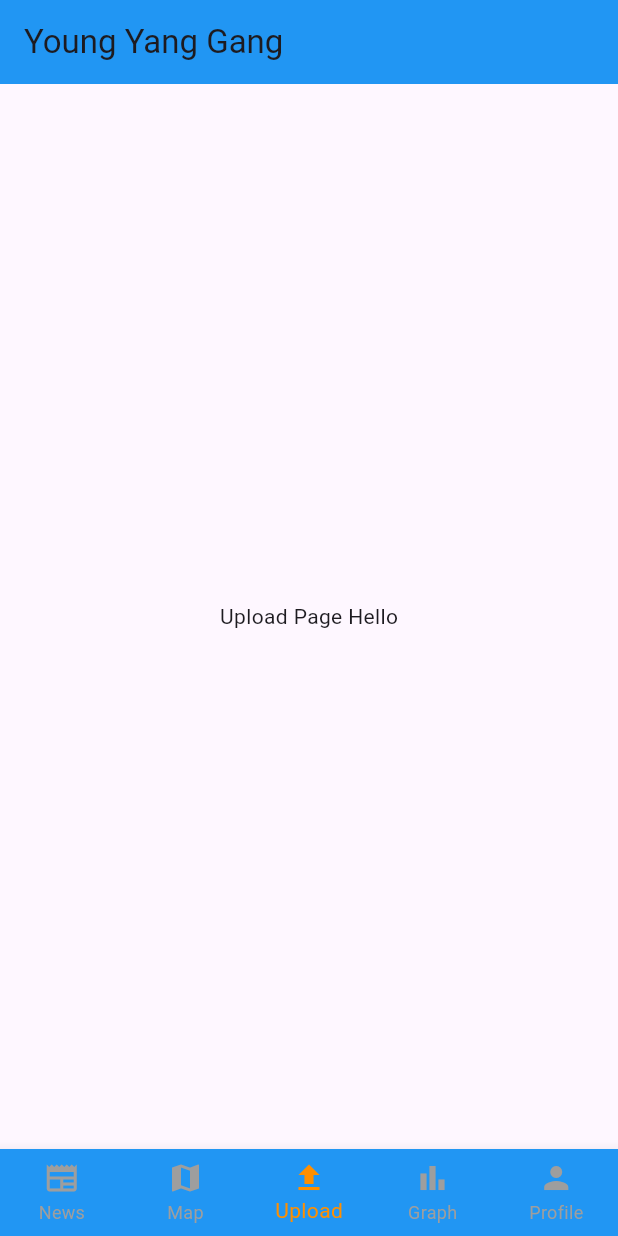
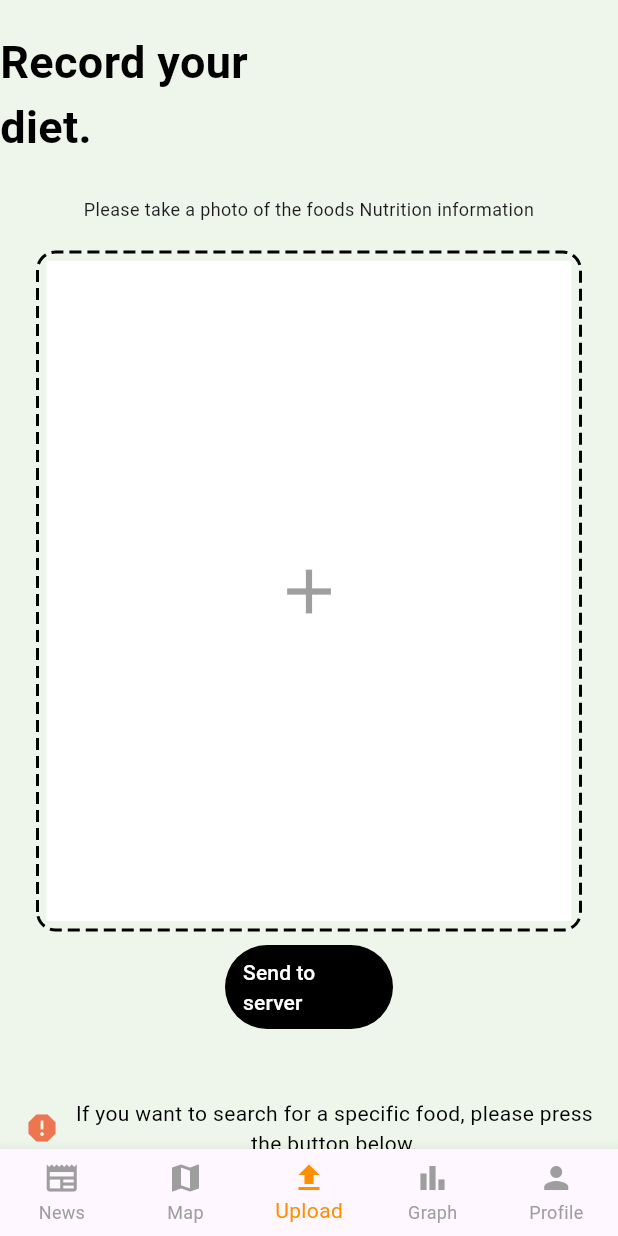
Before and after one commit to neoman-omyeon-go/Bigsasimi_FrontEnd, a Flutter app: the uploadScreen screen opened directly, on a phone screen of 412 x 824 dp. Run offline on Flutter 3.47's test engine with Material 3 defaults, Android fonts, the phone set to English and light mode, and no system bars; drawn by our look-alikes of dotted_border; our stand-ins replace dio, flutter_native_splash, flutter_secure_storage, fluttertoast, image_picker; accounts and stored records are empty.

Commit message:
Profile,Upload1 ProtoType Done

```diff
--- a/lib/profile.dart
+++ b/lib/profile.dart
@@ -23,10 +23,10 @@ class _ProfileState extends State<Profile> {
           onTap: _editProfilePicture,
           child: CircleAvatar(
             radius: 80, // 원하는 크기로 설정하세요.
-            backgroundColor: Colors.grey[200], // 아바타 배경색 지정
+            backgroundColor: Colors.grey[600], // 아바타 배경색 지정
             child: _image != null
                 ? ClipOval(child: Image.file(_image!, fit: BoxFit.cover, width: 160, height: 160)) // 이미지가 있는 경우
-                : Icon(Icons.person, size: 80), // 이미지가 없는 경우 아이콘 표시
+                : Icon(Icons.person, size: 100, color: Colors.white,), // 이미지가 없는 경우 아이콘 표시
           ),
         ),
           SizedBox(height: 10),
@@ -44,21 +44,21 @@ class _ProfileState extends State<Profile> {
                 ),
                 ProfileSectionButton(
                   title: 'Chronic Illnesses',
-                  color: Colors.lightBlueAccent,
+                  color: Colors.lightBlue.shade100,
                   // onTap: () {
                   //   // Chronic Illnesses 섹션의 Edit 버튼을 클릭했을 때의 로직
                   // },
                 ),
                 ProfileSectionButton(
                   title: 'Allergies',
-                  color: Colors.pinkAccent,
+                  color: Colors.pink.shade100,
                   // onTap: () {
                   //   // Allergies 섹션의 Edit 버튼을 클릭했을 때의 로직
                   // },
                 ),
                 ProfileSectionButton(
                   title: 'Desired daily intake',
-                  color: Colors.orangeAccent,
+                  color: Colors.orange.shade100,
                   // onTap: () {
                   //   // Desired daily intake 섹션의 Edit 버튼을 클릭했을 때의 로직
                   // },
--- a/lib/upload.dart
+++ b/lib/upload.dart
@@ -1,9 +1,13 @@
 import 'package:capstone/intakenGraph.dart';
 import 'package:capstone/localMapRestaurant.dart';
 import 'package:capstone/todaysNews.dart';
+import 'package:capstone/upload2.dart';
+import 'package:dotted_border/dotted_border.dart';
 import 'package:flutter/material.dart';
 import 'package:fluttertoast/fluttertoast.dart';
 import 'profile.dart';
+import 'package:image_picker/image_picker.dart';
+import 'dart:io';
 //처음 화면 초기화시에, 로그인 성공~ 하면서 뜨게 해줄거임
 //loginSuccessed();
 class uploadScreen extends StatefulWidget {
@@ -38,13 +42,9 @@ class _uploadScreenState extends State<uploadScreen> {
   Widget build(BuildContext context) {
     print('Rendering Success');
     return Scaffold(
-      appBar: AppBar(
-        title: Text('Young Yang Gang'),
-        backgroundColor: Colors.blue,
-      ),
       body: _pages[_selectedIndex],
       bottomNavigationBar: BottomNavigationBar(
-        backgroundColor: Colors.blue,
+        // backgroundColor: Colors.blue,
         type: BottomNavigationBarType.fixed,
         items: const <BottomNavigationBarItem>[
           BottomNavigationBarItem(
@@ -77,10 +77,157 @@ class _uploadScreenState extends State<uploadScreen> {
   }
 }
 
-class UploadScreen extends StatelessWidget {
+class UploadScreen extends StatefulWidget {
+  @override
+  _UploadScreenState createState() => _UploadScreenState();
+}
+
+class _UploadScreenState extends State<UploadScreen> {
+  File? _image;
+
+  Future<void> _getImage() async {
+    final picker = ImagePicker();
+    final pickedFile = await picker.pickImage(source: ImageSource.gallery);
+
+    if (pickedFile != null) {
+      setState(() {
+        _image = File(pickedFile.path);
+      });
+    }
+  }
+
   @override
   Widget build(BuildContext context) {
-
-    return Center(child: Text("Upload Page Hello"));
+    return Scaffold(
+      backgroundColor: Color.fromRGBO(238, 245, 235, 1.0),
+      body: ListView( // 화면이 작을 경우 스크롤이 가능하도록 ListView를 사용합니다.
+        children: [
+          Align(
+            alignment: Alignment.topRight,
+            child: Padding(
+              padding: EdgeInsets.only(top: 20, right: 240),
+              child: Text(
+                'Record your diet.',
+                style: TextStyle(
+                  fontSize: 30, // 텍스트의 크기를 더 크게 변경합니다.
+                  fontWeight: FontWeight.bold, // 글씨체를 굵게 합니다.
+                  color: Colors.black,
+                ),
+              ),
+            ),
+          ),
+          SizedBox(height: 5),
+          Padding(
+            padding: EdgeInsets.all(20),
+            child: Text(
+              'Please take a photo of the foods Nutrition information',
+              style: TextStyle(fontSize: 12),
+              textAlign: TextAlign.center,
+            ),
+          ),
+          GestureDetector(
+            onTap: _getImage, // 점선 테두리 상자를 탭하면 _getImage 함수를 호출합니다.
+            child: DashedBorderBox(),
+          ),
+          Padding(padding: EdgeInsets.symmetric(horizontal: 150.0, vertical: 10.0),
+          child: TextButton(
+            onPressed: () {
+              // 'Click!' 버튼을 눌렀을 때 실행될 액션을 여기에 추가합니다.
+            },
+            child: Text('Send to server'),
+            style: TextButton.styleFrom(
+              foregroundColor: Colors.white, // 텍스트 색상을 지정합니다.
+              backgroundColor: Colors.black, // 배경 색상을 지정합니다.
+            ),
+          ),
+          ),
+          SizedBox(height: 20),
+          Padding(
+            padding: EdgeInsets.all(16.0),
+            child: Row(
+              mainAxisAlignment: MainAxisAlignment.center, // 가운데 정렬
+              children: <Widget>[
+                Icon(
+                  Icons.report, // 느낌표 아이콘
+                  color: Color.fromRGBO(237, 118, 81, 1.0),
+                ),
+                SizedBox(width: 10), // 아이콘과 텍스트 사이에 간격 추가
+                Expanded( // 텍스트가 화면 너비를 벗어나지 않도록 Expanded 위젯을 사용합니다.
+                  child: Text(
+                    'If you want to search for a specific food, please press the button below.',
+                    textAlign: TextAlign.center,
+                    style: TextStyle(color: Colors.black),
+                  ),
+                ),
+              ],
+            ),
+          ),
+          Padding(
+            padding: EdgeInsets.only(bottom: 20.0, right: 20.0), // 우측 하단으로 이동
+            child: Align(
+              alignment: Alignment.bottomRight,
+              child: Container(
+                width: 200.0, // 버튼의 가로 크기
+                height: 40.0,
+                decoration: BoxDecoration(
+                  boxShadow: [
+                    BoxShadow(
+                      color: Colors.grey.withOpacity(0.5), // 그림자 색상
+                      spreadRadius: 2, // 그림자 확산 정도
+                      blurRadius: 5, // 그림자의 흐릿한 정도
+                      offset: Offset(5, 5), // 그림자 위치 (가로, 세로)
+                    ),
+                  ],
+                  borderRadius: BorderRadius.circular(20.0), // 버튼의 둥근 모양
+                ),
+                child: ElevatedButton(
+                  onPressed: () {
+                    // 'Click!' 버튼을 눌렀을 때 실행될 액션을 여기에 추가합니다.
+                    Navigator.push(context,
+                      MaterialPageRoute(builder: (context) => upload2()),
+                    );
+                  },
+                  child: Text('Click!'),
+                  style: ElevatedButton.styleFrom(
+                    shape: RoundedRectangleBorder(
+                      borderRadius: BorderRadius.circular(10.0), // 버튼의 사각형 모양
+                    ),
+                    padding: EdgeInsets.symmetric(horizontal: 20.0, vertical: 10.0), // 내부 여백
+                    foregroundColor: Colors.white,
+                    backgroundColor: Color.fromRGBO(237, 118, 81, 1.0),
+                  ),
+                ),
+              ),
+            ),
+          )
+        ],
+      ),
+    );
   }
 }
+
+class DashedBorderBox extends StatelessWidget {
+  @override
+  Widget build(BuildContext context) {
+    return Center(
+      child: DottedBorder(
+        borderType: BorderType.RRect,
+        radius: Radius.circular(12),
+        padding: EdgeInsets.all(6),
+        dashPattern: [8, 4], // 점선의 패턴을 정의합니다. [선 길이, 공백 길이]
+        strokeWidth: 2, // 선의 두께를 정의합니다.
+        child: Container(
+          color: Colors.white,
+          width: 350, // 컨테이너의 너비
+          height: 440, // 컨테이너의 높이
+          alignment: Alignment.center,
+          child: Icon(
+            Icons.add,
+            color: Colors.grey,
+            size: 50,
+          ),
+        ),
+      ),
+    );
+  }
+}
--- /dev/null
+++ b/lib/upload2.dart
@@ -0,0 +1,27 @@
+import 'package:flutter/material.dart';
+
+class upload2 extends StatefulWidget {
+  const upload2({super.key});
+
+  @override
+  State<upload2> createState() => _upload2stfState();
+}
+
+class _upload2stfState extends State<upload2> {
+  @override
+  Widget build(BuildContext context) {
+    return Scaffold(
+      appBar: AppBar(
+        leading: IconButton(
+          icon: Icon(Icons.arrow_back),
+          onPressed: () {
+            Navigator.pop(context);
+          },
+        ),
+      ),
+      body: Center(
+        child: Text('Upload2 page'),
+      ),
+    );
+  }
+}
```
